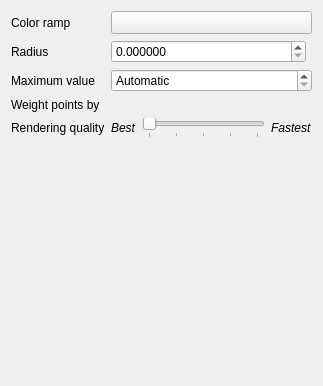
Qt form src/ui/symbollayer/qgsheatmaprendererwidgetbase.ui (nextgis/nextgisqgis) before a commit.
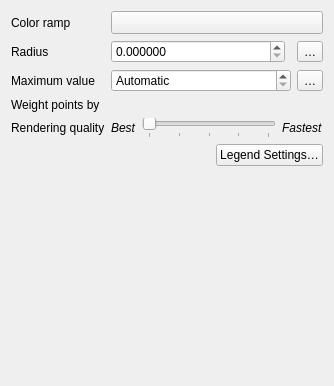
The same form after that commit. Custom widgets are drawn as their Qt base class.

Diff of the .ui file:
```diff
--- a/src/ui/symbollayer/qgsheatmaprendererwidgetbase.ui
+++ b/src/ui/symbollayer/qgsheatmaprendererwidgetbase.ui
@@ -1,20 +1,27 @@
 <?xml version="1.0" encoding="UTF-8"?>
 <ui version="4.0">
  <class>QgsHeatmapRendererWidgetBase</class>
- <widget class="QWidget" name="QgsHeatmapRendererWidgetBase">
+ <widget class="QgsPanelWidget" name="QgsHeatmapRendererWidgetBase">
   <property name="geometry">
    <rect>
     <x>0</x>
     <y>0</y>
-    <width>323</width>
+    <width>334</width>
     <height>386</height>
    </rect>
   </property>
   <property name="windowTitle">
    <string notr="true">Form</string>
   </property>
-  <layout class="QGridLayout" name="gridLayout" columnstretch="0,1,0">
-   <item row="5" column="2">
+  <layout class="QGridLayout" name="gridLayout" columnstretch="0,1,0,0">
+   <item row="2" column="0">
+    <widget class="QLabel" name="label">
+     <property name="text">
+      <string>Maximum value</string>
+     </property>
+    </widget>
+   </item>
+   <item row="6" column="2">
     <spacer name="verticalSpacer">
      <property name="orientation">
       <enum>Qt::Vertical</enum>
@@ -27,6 +34,20 @@
      </property>
     </spacer>
    </item>
+   <item row="0" column="0">
+    <widget class="QLabel" name="label_7">
+     <property name="text">
+      <string>Color ramp</string>
+     </property>
+    </widget>
+   </item>
+   <item row="4" column="0">
+    <widget class="QLabel" name="label_3">
+     <property name="text">
+      <string>Rendering quality</string>
+     </property>
+    </widget>
+   </item>
    <item row="2" column="1" colspan="2">
     <widget class="QgsDoubleSpinBox" name="mMaxSpinBox">
      <property name="sizePolicy">
@@ -56,14 +77,95 @@
      </property>
     </widget>
    </item>
-   <item row="4" column="0">
-    <widget class="QLabel" name="label_3">
+   <item row="3" column="0">
+    <widget class="QLabel" name="label_6">
      <property name="text">
-      <string>Rendering quality</string>
+      <string>Weight points by</string>
      </property>
     </widget>
    </item>
-   <item row="4" column="1" colspan="2">
+   <item row="1" column="1" colspan="2">
+    <layout class="QHBoxLayout" name="horizontalLayout_2">
+     <item>
+      <widget class="QgsDoubleSpinBox" name="mRadiusSpinBox">
+       <property name="sizePolicy">
+        <sizepolicy hsizetype="Minimum" vsizetype="Fixed">
+         <horstretch>1</horstretch>
+         <verstretch>0</verstretch>
+        </sizepolicy>
+       </property>
+       <property name="decimals">
+        <number>6</number>
+       </property>
+       <property name="maximum">
+        <double>99999999.000000000000000</double>
+       </property>
+       <property name="singleStep">
+        <double>0.200000000000000</double>
+       </property>
+      </widget>
+     </item>
+     <item>
+      <widget class="QgsUnitSelectionWidget" name="mRadiusUnitWidget" native="true"/>
+     </item>
+    </layout>
+   </item>
+   <item row="1" column="3">
+    <widget class="QgsPropertyOverrideButton" name="mRadiusDDBtn">
+     <property name="text">
+      <string>…</string>
+     </property>
+    </widget>
+   </item>
+   <item row="2" column="3">
+    <widget class="QgsPropertyOverrideButton" name="mMaximumValueDDBtn">
+     <property name="text">
+      <string>…</string>
+     </property>
+    </widget>
+   </item>
+   <item row="0" column="1" colspan="3">
+    <widget class="QgsColorRampButton" name="btnColorRamp">
+     <property name="sizePolicy">
+      <sizepolicy hsizetype="Expanding" vsizetype="Fixed">
+       <horstretch>0</horstretch>
+       <verstretch>0</verstretch>
+      </sizepolicy>
+     </property>
+     <property name="minimumSize">
+      <size>
+       <width>120</width>
+       <height>0</height>
+      </size>
+     </property>
+     <property name="maximumSize">
+      <size>
+       <width>16777215</width>
+       <height>16777215</height>
+      </size>
+     </property>
+    </widget>
+   </item>
+   <item row="3" column="1" colspan="3">
+    <widget class="QgsFieldExpressionWidget" name="mWeightExpressionWidget" native="true">
+     <property name="sizePolicy">
+      <sizepolicy hsizetype="Expanding" vsizetype="Preferred">
+       <horstretch>0</horstretch>
+       <verstretch>0</verstretch>
+      </sizepolicy>
+     </property>
+     <property name="maximumSize">
+      <size>
+       <width>16777215</width>
+       <height>16777215</height>
+      </size>
+     </property>
+     <property name="focusPolicy">
+      <enum>Qt::StrongFocus</enum>
+     </property>
+    </widget>
+   </item>
+   <item row="4" column="1" colspan="3">
     <layout class="QHBoxLayout" name="horizontalLayout_3">
      <item>
       <widget class="QLabel" name="label_4">
@@ -112,91 +214,33 @@
      </item>
     </layout>
    </item>
-   <item row="0" column="0">
-    <widget class="QLabel" name="label_7">
-     <property name="text">
-      <string>Color ramp</string>
+   <item row="5" column="0" colspan="4">
+    <layout class="QHBoxLayout" name="horizontalLayout">
+     <property name="topMargin">
+      <number>0</number>
      </property>
-    </widget>   
-   </item>
-   <item row="0" column="1" colspan="2">
-    <widget class="QgsColorRampButton" name="btnColorRamp">
-     <property name="sizePolicy">
-      <sizepolicy hsizetype="Expanding" vsizetype="Fixed">
-       <horstretch>0</horstretch>
-       <verstretch>0</verstretch>
-      </sizepolicy>
+     <property name="rightMargin">
+      <number>0</number>
      </property>
-     <property name="minimumSize">
-      <size>
-       <width>120</width>
-       <height>0</height>
-      </size>
-     </property>
-     <property name="maximumSize">
+     <item>
+      <spacer name="horizontalSpacer">
+       <property name="orientation">
+        <enum>Qt::Horizontal</enum>
+       </property>
+       <property name="sizeHint" stdset="0">
       <size>
-       <width>16777215</width>
-       <height>16777215</height>
-      </size>
-     </property>
-    </widget>
-   </item>
-   <item row="2" column="0">
-    <widget class="QLabel" name="label">
+         <width>40</width>
+         <height>20</height>
+        </size>
+       </property>
+      </spacer>
+     </item>
+     <item>
+      <widget class="QPushButton" name="mLegendSettingsButton">
      <property name="text">
-      <string>Maximum value</string>
-     </property>
-    </widget>
-   </item>
-   <item row="3" column="1" colspan="2">
-    <widget class="QgsFieldExpressionWidget" name="mWeightExpressionWidget" native="true">
-     <property name="sizePolicy">
-      <sizepolicy hsizetype="Expanding" vsizetype="Preferred">
-       <horstretch>0</horstretch>
-       <verstretch>0</verstretch>
-      </sizepolicy>
-     </property>
-     <property name="maximumSize">
-      <size>
-       <width>16777215</width>
-       <height>16777215</height>
-      </size>
-     </property>
-     <property name="focusPolicy">
-      <enum>Qt::StrongFocus</enum>
-     </property>
-    </widget>
-   </item>
-   <item row="3" column="0">
-    <widget class="QLabel" name="label_6">
-     <property name="text">
-      <string>Weight points by</string>
-     </property>
-    </widget>
-   </item>
-   <item row="1" column="1" colspan="2">
-    <layout class="QHBoxLayout" name="horizontalLayout_2">
-     <item>
-      <widget class="QgsDoubleSpinBox" name="mRadiusSpinBox">
-       <property name="sizePolicy">
-        <sizepolicy hsizetype="Minimum" vsizetype="Fixed">
-         <horstretch>1</horstretch>
-         <verstretch>0</verstretch>
-        </sizepolicy>
-       </property>
-       <property name="decimals">
-        <number>6</number>
-       </property>
-       <property name="maximum">
-        <double>99999999.000000000000000</double>
-       </property>
-       <property name="singleStep">
-        <double>0.200000000000000</double>
-       </property>
-      </widget>
-     </item>
-     <item>
-      <widget class="QgsUnitSelectionWidget" name="mRadiusUnitWidget" native="true"/>
+        <string>Legend Settings…</string>
+       </property>
+      </widget>
      </item>
     </layout>
    </item>
@@ -226,6 +270,17 @@
    <header>qgscolorrampbutton.h</header>
    <container>1</container>
   </customwidget>
+  <customwidget>
+   <class>QgsPanelWidget</class>
+   <extends>QWidget</extends>
+   <header>qgspanelwidget.h</header>
+   <container>1</container>
+  </customwidget>
+  <customwidget>
+   <class>QgsPropertyOverrideButton</class>
+   <extends>QToolButton</extends>
+   <header>qgspropertyoverridebutton.h</header>
+  </customwidget>
  </customwidgets>
  <tabstops>
   <tabstop>btnColorRamp</tabstop>
```
Left out of the diff: 3 changed lines with no effect on the pictures. Lines whose indentation alone changed are shown as unchanged.
